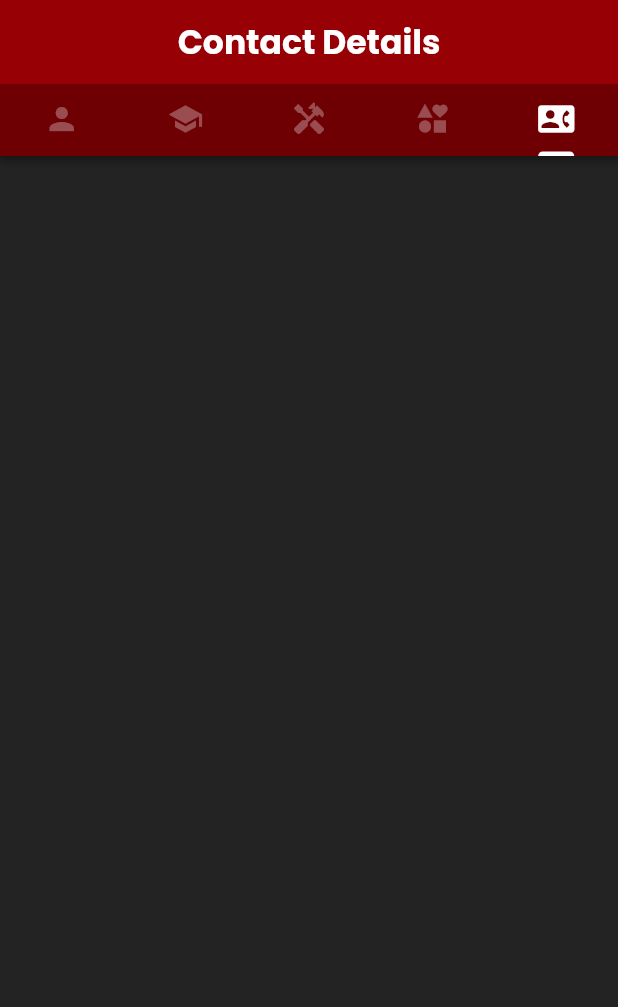
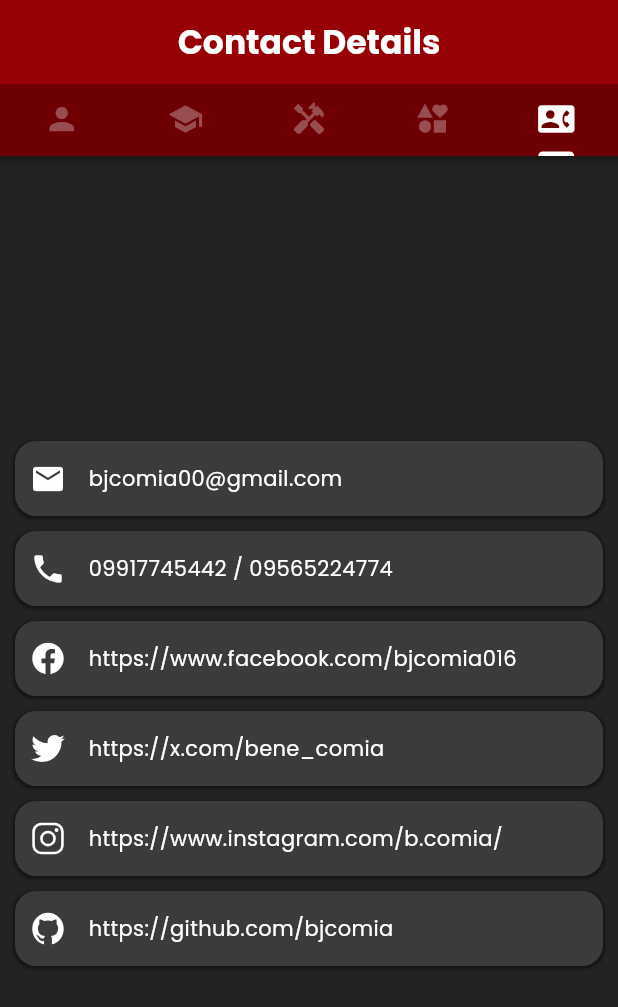
Before and after one commit to bjcomia/comia_lab_act_1, a Flutter app: the HomePage screen opened directly, tab 5 chosen, on a phone screen of 412 x 824 dp. Shown: the top 1007 px of the screen. Run offline on Flutter 3.47's test engine with Material 3 defaults, Android fonts, the phone set to English and light mode, and no system bars; our stand-ins replace avatar_glow, flutter_carousel_widget, google_fonts, ionicons.

Commit message:
Updated ContactDetailsPage and WelcomePage UI, added Ionicons dependency

```diff
--- a/lib/pages/contact_details_page.dart
+++ b/lib/pages/contact_details_page.dart
@@ -1,4 +1,5 @@
 import 'package:flutter/material.dart';
+import 'package:ionicons/ionicons.dart';
 
 class ContactDetailsPage extends StatefulWidget {
   const ContactDetailsPage({super.key});
@@ -10,6 +11,73 @@ class ContactDetailsPage extends StatefulWidget {
 class _ContactDetailsPageState extends State<ContactDetailsPage> {
   @override
   Widget build(BuildContext context) {
-    return Container();
+    return const Center(
+      child: SingleChildScrollView(
+        child: Column(
+          mainAxisAlignment: MainAxisAlignment.center,
+          crossAxisAlignment: CrossAxisAlignment.center,
+          children: [
+            ContactTemplate(icon: Icons.email, detail: "bjcomia00@gmail.com"),
+            ContactTemplate(
+                icon: Icons.phone, detail: "09917745442 / 09565224774"),
+            ContactTemplate(
+                icon: Ionicons.logo_facebook,
+                detail: "https://www.facebook.com/bjcomia016"),
+            ContactTemplate(
+                icon: Ionicons.logo_twitter,
+                detail: "https://x.com/bene_comia"),
+            ContactTemplate(
+                icon: Ionicons.logo_instagram,
+                detail: "https://www.instagram.com/b.comia/"),
+            ContactTemplate(
+                icon: Ionicons.logo_github,
+                detail: "https://github.com/bjcomia")
+          ],
+        ),
+      ),
+    );
   }
 }
+
+class ContactTemplate extends StatefulWidget {
+  final IconData icon;
+  final String detail;
+  const ContactTemplate({super.key, required this.icon, required this.detail});
+
+  @override
+  State<ContactTemplate> createState() => _ContactTemplateState();
+}
+
+class _ContactTemplateState extends State<ContactTemplate> {
+  @override
+  Widget build(BuildContext context) {
+    return Container(
+      margin: const EdgeInsets.only(top: 10, left: 10, right: 10),
+      padding: const EdgeInsets.all(10),
+      height: 50,
+      decoration: BoxDecoration(
+        color: Theme.of(context).colorScheme.onPrimaryContainer,
+        borderRadius: BorderRadius.circular(14),
+        boxShadow: [
+          BoxShadow(
+            color: Theme.of(context).colorScheme.shadow,
+            spreadRadius: 1,
+            blurRadius: 1,
+            offset: const Offset(0, 1),
+          )
+        ],
+      ),
+      child: Row(
+        children: [
+          Icon(widget.icon),
+          const SizedBox(width: 15),
+          Text(
+            widget.detail,
+            style: TextStyle(
+                color: Theme.of(context).colorScheme.secondary, fontSize: 14),
+          )
+        ],
+      ),
+    );
+  }
+}
--- a/pubspec.yaml
+++ b/pubspec.yaml
@@ -38,6 +38,7 @@ dependencies:
   google_fonts: ^6.2.1
   flutter_carousel_widget: ^2.2.0
   avatar_glow: ^3.0.1
+  ionicons: ^0.2.2
 
 dev_dependencies:
   flutter_test:
```
Also changed, not shown: lib/pages/welcome_page.dart (+23 -3 lines), pubspec.lock.
